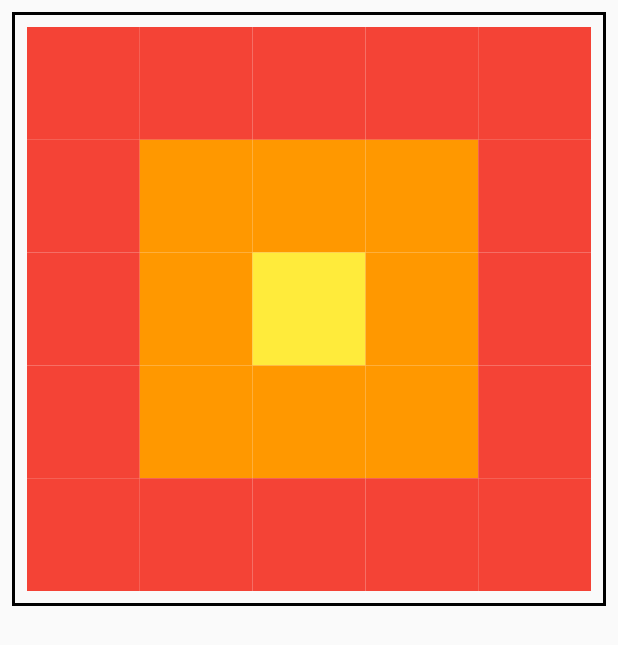
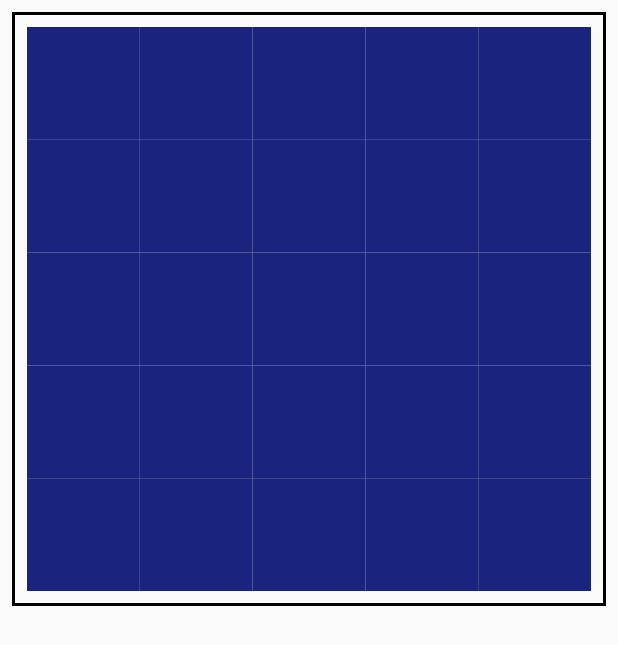
Before and after one commit to JARSH/nuCoach, a Flutter app: the FootPressureMap screen opened directly, on a phone screen of 412 x 824 dp. Shown: the top 645 px of the screen. Run offline on Flutter 3.47's test engine with Material 2 defaults, Android fonts, the phone set to English and light mode, and no system bars; our stand-ins replace camera, expandable, flutter_rating_bar, get, permission_handler, sqflite and 1 more; missing offline and left inert: enum_to_string, tflite; accounts and stored records are empty.

Commit message:
cv vis v2, fixed rep counter, prepped for fp vis

```diff
--- a/lib/database/database_helpers.dart
+++ b/lib/database/database_helpers.dart
@@ -20,6 +20,8 @@ final String columnScore = 'score';
 final String columnShk = 'shk';
 final String columnHka = 'hka';
 final String columnFpm = 'fpm';
+final String columnSA = 'sa_dist';
+final String columnKag = 'kag';
 
 class DatabaseHelper {
   static final _databaseName = "MyDatabase.db";
@@ -62,7 +64,7 @@ class DatabaseHelper {
             $columnSessionId INTEGER,
             $columnExercise TEXT,
             $columnWeight INTEGER,
-            $columnScore INTEGER
+            $columnScore DOUBLE
       )
       ''');
     await db.execute('''
@@ -72,6 +74,8 @@ class DatabaseHelper {
             $columnScore INTEGER,
             $columnShk INTEGER,
             $columnHka INTEGER,
+            $columnSA INTEGER,
+            $columnKag INTEGER,
             $columnFpm TEXT
       )
       ''');
--- a/lib/models/rep.dart
+++ b/lib/models/rep.dart
@@ -11,7 +11,7 @@ class Rep {
   Rep() {
     this.id = 1;
     this.score = 100;
-    this.angles = new Angles(90, 50);
+    this.angles = new Angles(90, 50, 0, 70);
     this.fpmap = new FootPressureMap();
   }
 
@@ -21,13 +21,15 @@ class Rep {
     columnScore,
     columnShk,
     columnHka,
+    columnSA,
+    columnKag,
     columnFpm,
   ];
 
   Rep.fromMap(Map map) {
     this.id = map[columnId];
     this.score = map[columnScore];
-    this.angles = new Angles(map[columnShk].toDouble(), map[columnHka].toDouble());
+    this.angles = new Angles(map[columnShk].toDouble(), map[columnHka].toDouble(), map[columnSA].toDouble(), map[columnKag].toDouble());
     this.fpmap = new FootPressureMap();
   }
 
--- a/lib/screens/breakdown/components/foot_pressure_map.dart
+++ b/lib/screens/breakdown/components/foot_pressure_map.dart
@@ -50,17 +50,45 @@ class FootPressureMap extends StatelessWidget {
     x = (index / fpreadingsLength).floor();
     y = index % fpreadingsLength;
     int fpreading = fpreadings[x][y];
-    if (fpreading <= 1) {
+    if (fpreading <= 25) {
       return Container(
-        color: Colors.yellow,
+        color: Colors.indigo[900],
       );
-    } else if (fpreading > 1 && fpreading <= 5) {
+    } else if (fpreading > 25 && fpreading <= 50) {
       return Container(
-        color: Colors.orange,
+        color: Colors.indigo[700],
+      );
+    } else if (fpreading > 50 && fpreading <= 75) {
+      return Container(
+        color: Colors.deepPurple,
+      );
+    } else if (fpreading > 75 && fpreading <= 100) {
+      return Container(
+        color: Colors.purple[800],
+      );
+    } else if (fpreading > 100 && fpreading <= 125) {
+      return Container(
+        color: Colors.purple[600],
+      );
+    } else if (fpreading > 125 && fpreading <= 150) {
+      return Container(
+        color: Colors.purple,
+      );
+    } else if (fpreading > 150 && fpreading <= 175) {
+      return Container(
+        color: Colors.pink[700],
+      );
+    } else if (fpreading > 175 && fpreading <= 200) {
+      return Container(
+        color: Colors.pink,
+      );
+    } else if (fpreading > 200 && fpreading <= 225) {
+      return Container(
+        color: Colors.red[400],
       );
     } else {
       return Container(
-        color: Colors.red,
+        color: Colors.redAccent[400],
       );
     }
   }
--- a/lib/screens/summary/summary_widget.dart
+++ b/lib/screens/summary/summary_widget.dart
@@ -72,7 +72,6 @@ class SummaryWidgetState extends State<SummaryWidget> {
     return list;
   }
 
-  //TODO: figure out why this broke calendar nav and camera nav
   _populateSession() async {
     DatabaseHelper dbHelper = DatabaseHelper.instance;
     widget.session.sets = new List<Set>();
```
Also changed, not shown: lib/screens/breakdown/components/angles.dart (+21 -10 lines), lib/screens/breakdown/components/cv_breakdown_widget.dart (+4 -4 lines), lib/screens/breakdown/components/overall_breakdown_widget.dart (+15 -2 lines), lib/screens/camera/camera_widget.dart (+14 -18 lines).
